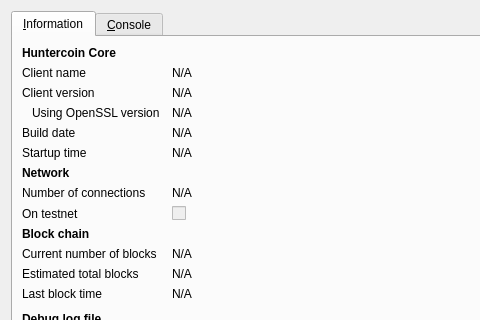
Qt form src/qt/forms/rpcconsole.ui (smartmonsters/smartmonsters) before a commit; both pictures show x 0 to 480 and y 0 to 320 of the 740 by 450 pixel window.
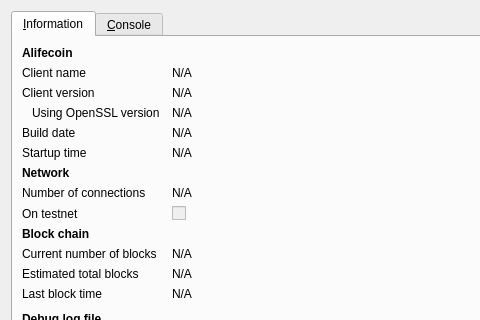
The same form after that commit. Icons and pictures are not drawn.

```diff
--- a/src/qt/forms/rpcconsole.ui
+++ b/src/qt/forms/rpcconsole.ui
@@ -36,7 +36,7 @@
           </font>
          </property>
          <property name="text">
-          <string>Huntercoin Core</string>
+          <string>Alifecoin</string>
          </property>
         </widget>
        </item>
```
Left out of the diff: 6 changed lines with no effect on the pictures.
